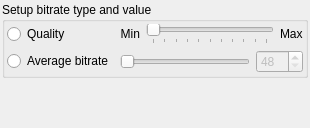
vitamin-caig/zxtune, file apps/zxtune-qt/ui/conversion/ogg_settings.ui: the form before one commit.
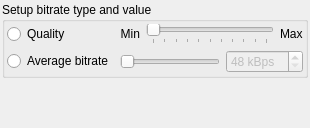
The form after the commit.

Diff of the .ui file:
```diff
--- a/apps/zxtune-qt/ui/conversion/ogg_settings.ui
+++ b/apps/zxtune-qt/ui/conversion/ogg_settings.ui
@@ -112,6 +112,9 @@
             <verstretch>0</verstretch>
            </sizepolicy>
           </property>
+          <property name="suffix">
+           <string> kBps</string>
+          </property>
           <property name="minimum">
            <number>48</number>
           </property>
```
